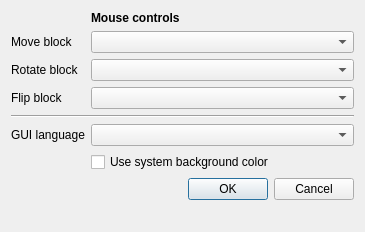
First picture: the form in settings.ui, repository ElTh0r0/iqpuzzle, before the edit.
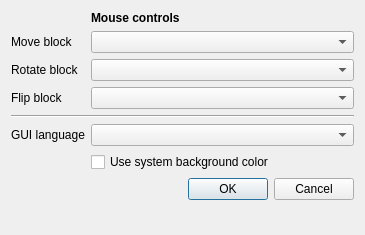
Second picture: the form after the edit. Icons and pictures are not drawn.

```diff
--- a/settings.ui
+++ b/settings.ui
@@ -7,7 +7,7 @@
     <x>0</x>
     <y>0</y>
     <width>365</width>
-    <height>232</height>
+    <height>235</height>
    </rect>
   </property>
   <property name="sizePolicy">
```
Left out of the diff: 6 changed lines with no effect on the pictures.
